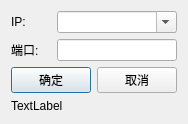
The window that EasyChat/settingdlg.ui (waynecn/EasyChat) describes before a commit, drawn with Qt 5.
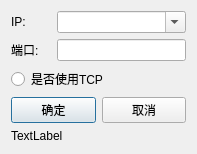
The same window after the commit. Icons and pictures are not drawn.

The edit to the form file:
```diff
--- a/EasyChat/settingdlg.ui
+++ b/EasyChat/settingdlg.ui
@@ -6,8 +6,8 @@
    <rect>
     <x>0</x>
     <y>0</y>
-    <width>180</width>
-    <height>121</height>
+    <width>197</width>
+    <height>129</height>
    </rect>
   </property>
   <property name="windowTitle">
@@ -87,6 +87,13 @@
      </item>
     </layout>
    </item>
+   <item>
+    <widget class="QRadioButton" name="TCPSwitchRadio">
+     <property name="text">
+      <string>是否使用TCP</string>
+     </property>
+    </widget>
+   </item>
    <item>
     <layout class="QHBoxLayout" name="horizontalLayout_3">
      <item>
```
